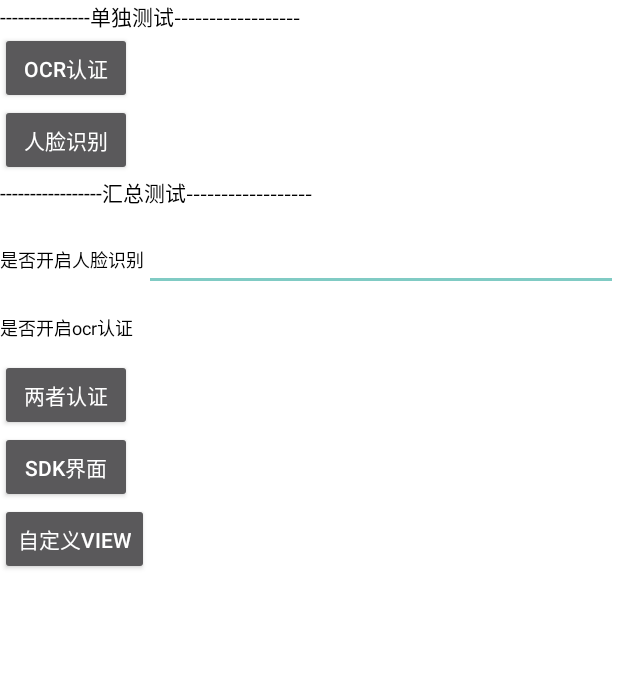
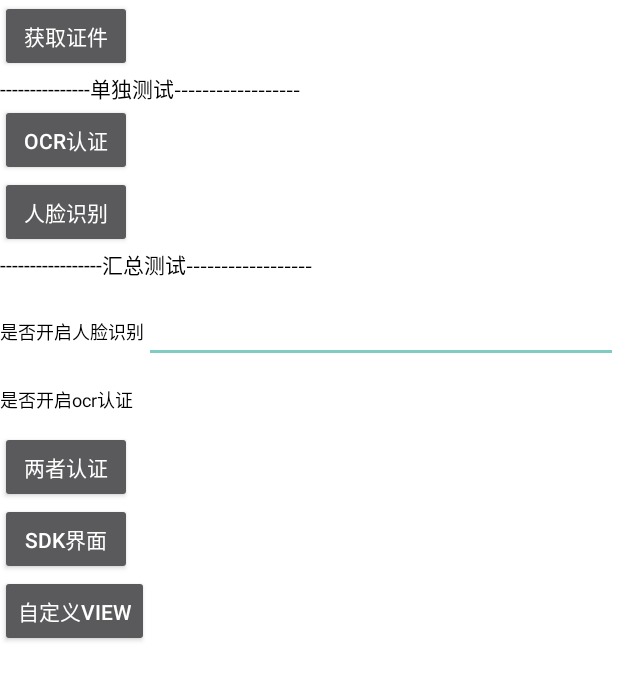
Before and after one commit to Poul-xtf/identify, an Android app: the screen it shows after launch (MainActivity), on a phone screen of 412 x 824 dp. Shown: the top 680 px of the screen. Run offline under Robolectric (Android 15) with nearby library versions, the phone set to English and light mode, and no system bars; our stand-ins replace CircleImageView.

Commit message:
demo添加获取证件，部分逻辑优化

```diff
--- a/app/src/main/java/com/wotransfer/identify/example/MyIdentifyReferenceActivity.kt
+++ b/app/src/main/java/com/wotransfer/identify/example/MyIdentifyReferenceActivity.kt
@@ -4,7 +4,7 @@ import android.app.Activity
 import android.os.Bundle
 import android.view.View
 import com.wotransfer.identify.net.HttpCallBackListener
-import com.wotransfer.identify.net.startHttpRequestList
+import com.wotransfer.identify.net.getListOfDocuments
 
 class MyIdentifyReferenceActivity : Activity(), HttpCallBackListener {
 
@@ -14,7 +14,7 @@ class MyIdentifyReferenceActivity : Activity(), HttpCallBackListener {
     }
 
     fun uploadId(view: View) {
-        startHttpRequestList(this, "JPN")
+        getListOfDocuments(this, "JPN")
     }
 
     override fun onSuccess(path: String, content: String) {
--- a/app/src/main/res/layout/activity_main.xml
+++ b/app/src/main/res/layout/activity_main.xml
@@ -4,6 +4,12 @@
     android:layout_height="match_parent"
     android:background="@color/white"
     android:orientation="vertical">
+
+    <Button
+        android:layout_width="wrap_content"
+        android:layout_height="wrap_content"
+        android:onClick="getListDocument"
+        android:text="获取证件" />
 
     <TextView
         android:layout_width="wrap_content"
--- a/identify/src/main/java/com/wotransfer/identify/net/HttpClient.kt
+++ b/identify/src/main/java/com/wotransfer/identify/net/HttpClient.kt
@@ -148,7 +148,7 @@ class HttpClient {
             dos.close()
 
             Log.e(Constants.KYC_TAG, "postResponseCode() = " + conn.responseCode)
-            if (conn.responseCode == 200) {
+            if (conn.responseCode == HttpURLConnection.HTTP_OK) {
                 val `in` = conn.inputStream
                 val reader = BufferedReader(InputStreamReader(`in`))
                 var line: String?
--- a/identify/src/main/java/com/wotransfer/identify/net/HttpManager.kt
+++ b/identify/src/main/java/com/wotransfer/identify/net/HttpManager.kt
@@ -1,5 +1,7 @@
 package com.wotransfer.identify.net
 
+import android.content.Context
+import androidx.constraintlayout.widget.ConstraintLayout
 import com.wotransfer.identify.Constants
 import kotlinx.coroutines.Dispatchers
 import kotlinx.coroutines.GlobalScope
@@ -51,6 +53,7 @@ class HttpManager(httpClient: HttpClient/*, httpCallBackListener: HttpCallBackLi
                         ?.also { content ->
                             withContext(Dispatchers.Main) {
                                 if (content == "") {
+                                    httpCallBackListener?.complete()
                                     return@withContext
                                 }
                                 val jsonObject = JSONObject(content)
--- a/identify/src/main/res/layout/my_list_view.xml
+++ b/identify/src/main/res/layout/my_list_view.xml
@@ -39,6 +39,7 @@
         android:layout_marginEnd="@dimen/dimen_40"
         android:background="@drawable/shape_et_search"
         android:hint="输入国家"
+        android:imeOptions="actionSearch"
         android:paddingLeft="@dimen/dimen_10"
         android:textColor="@color/home_text_color_black"
         android:textColorHint="@color/camera_gray_5f"
@@ -49,9 +50,9 @@
         android:id="@+id/mListView"
         android:layout_width="match_parent"
         android:layout_height="0dp"
-        android:layout_marginRight="@dimen/dimen_40"
         android:layout_below="@+id/et_search"
         android:layout_marginTop="@dimen/dimen_10"
+        android:layout_marginRight="@dimen/dimen_40"
         app:layout_constraintBottom_toBottomOf="parent"
         app:layout_constraintTop_toBottomOf="@+id/et_search" />
 
--- a/identify/src/main/res/values/strings.xml
+++ b/identify/src/main/res/values/strings.xml
@@ -59,7 +59,8 @@
     <string name="i_sure">确定</string>
     <string name="i_cancel">取消</string>
     <string name="i_toast_card_failed">证件列表获取失败</string>
-    <string name="i_toast_card">model为空</string>
+    <string name="i_toast_request">请求异常</string>
+    <string name="i_toast_card">证件为空</string>
     <string name="i_toast_reference">reference为空</string>
 
 
```
Also changed, not shown: app/src/main/java/com/wotransfer/identify/example/MainActivity.kt (+36 -15 lines).
